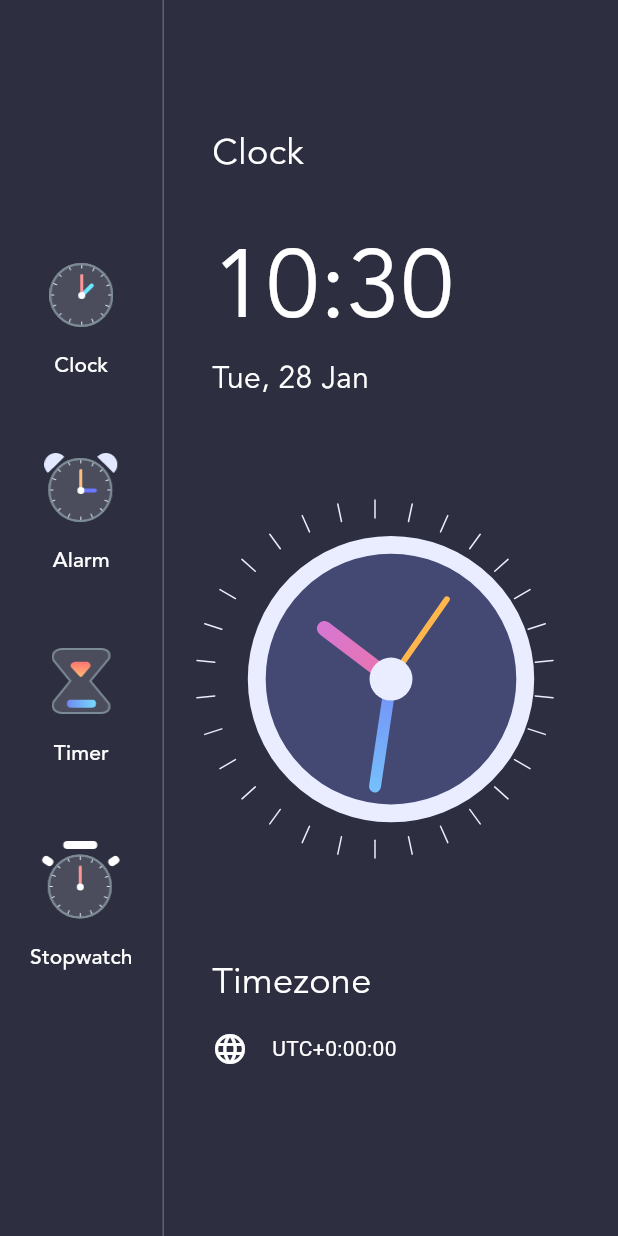
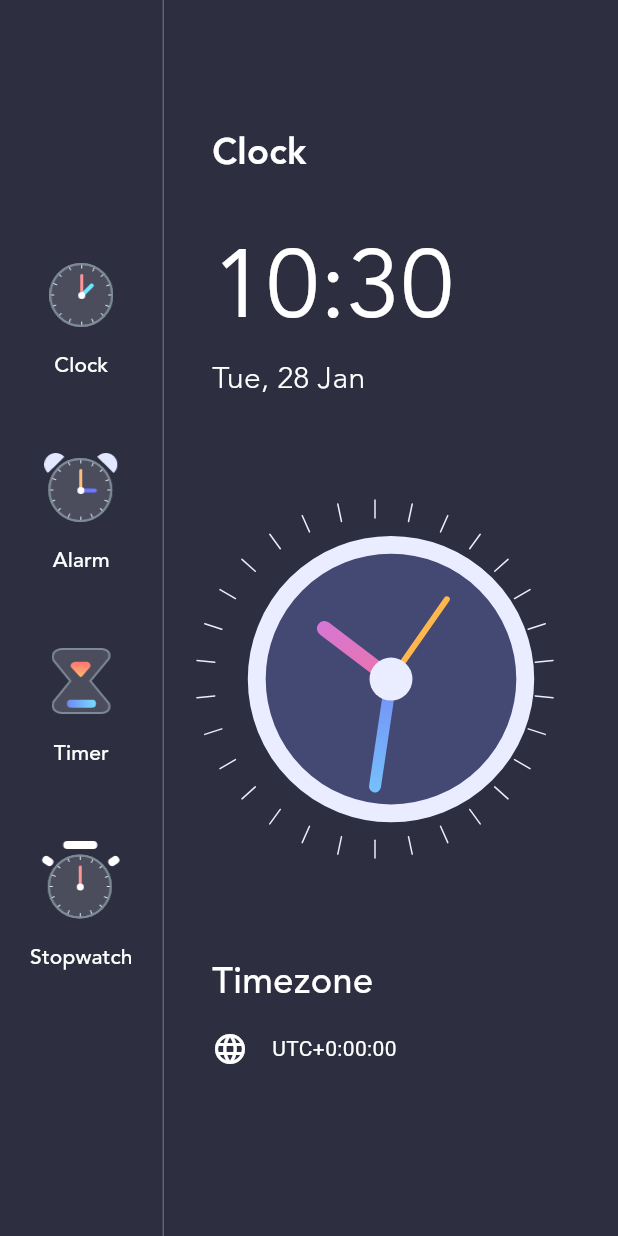
Before and after one commit to parth-darji/clock_cp_app, a Flutter app: the screen it shows after launch, on a phone screen of 412 x 824 dp. Run offline on Flutter 3.47's test engine with Material 3 defaults, Android fonts, the phone set to English and light mode, and no system bars.

Commit message:
fontweight setted to required places

```diff
--- a/lib/home_page.dart
+++ b/lib/home_page.dart
@@ -67,6 +67,7 @@ class HomePage extends StatelessWidget {
                       "Clock",
                       style: TextStyle(
                         color: Colors.white,
+                        fontWeight: FontWeight.w700,
                         fontSize: 24,
                         fontFamily: "avenir",
                       ),
@@ -89,6 +90,7 @@ class HomePage extends StatelessWidget {
                           formattedDate,
                           style: TextStyle(
                             color: Colors.white,
+                            fontWeight: FontWeight.w300,
                             fontSize: 20,
                             fontFamily: "avenir",
                           ),
@@ -114,6 +116,7 @@ class HomePage extends StatelessWidget {
                           "Timezone",
                           style: TextStyle(
                             color: Colors.white,
+                            fontWeight: FontWeight.w500,
                             fontSize: 24,
                             fontFamily: "avenir",
                           ),
```
